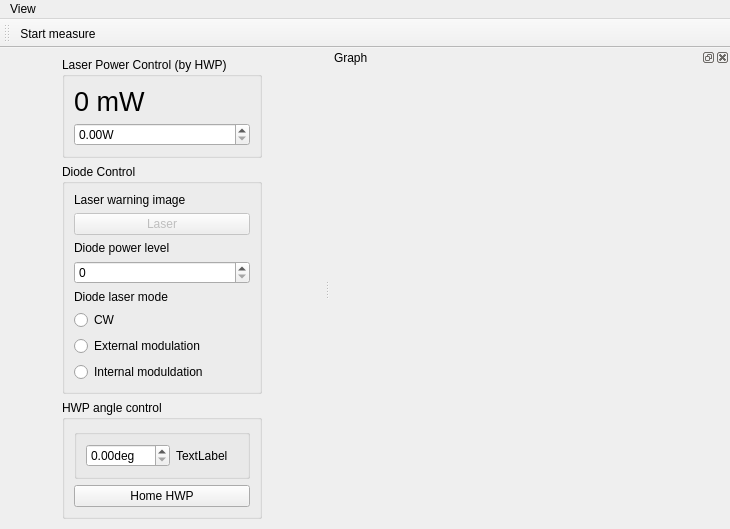
Before: the Qt Designer form src/qudi/gui/laser/ui_laser_hwp.ui in hellbourne/qudi-iqo-modules, drawn with Qt 5.
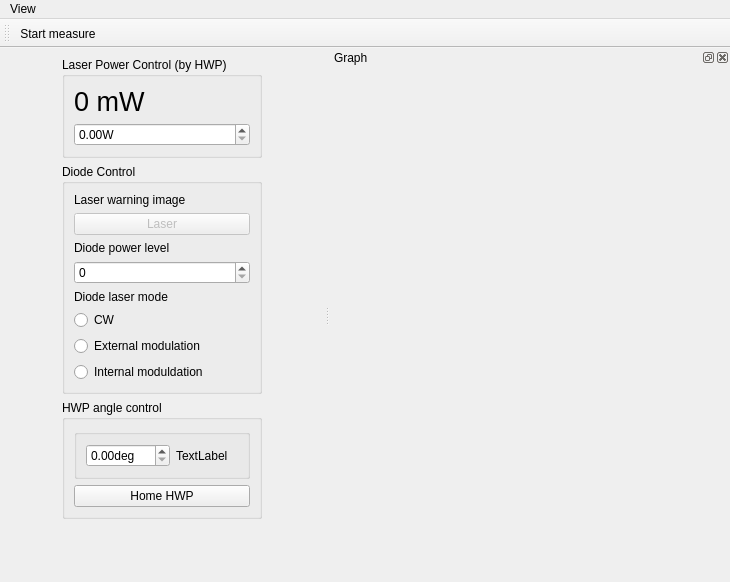
After: the same form once the commit is applied. Icons and pictures are not drawn. Custom widgets are drawn as their Qt base class.

What changed in the file:
```diff
--- a/src/qudi/gui/laser/ui_laser_hwp.ui
+++ b/src/qudi/gui/laser/ui_laser_hwp.ui
@@ -7,7 +7,7 @@
     <x>0</x>
     <y>0</y>
     <width>730</width>
-    <height>529</height>
+    <height>582</height>
    </rect>
   </property>
   <property name="windowTitle">
```
Left out of the diff: 84 changed lines with no effect on the pictures.
